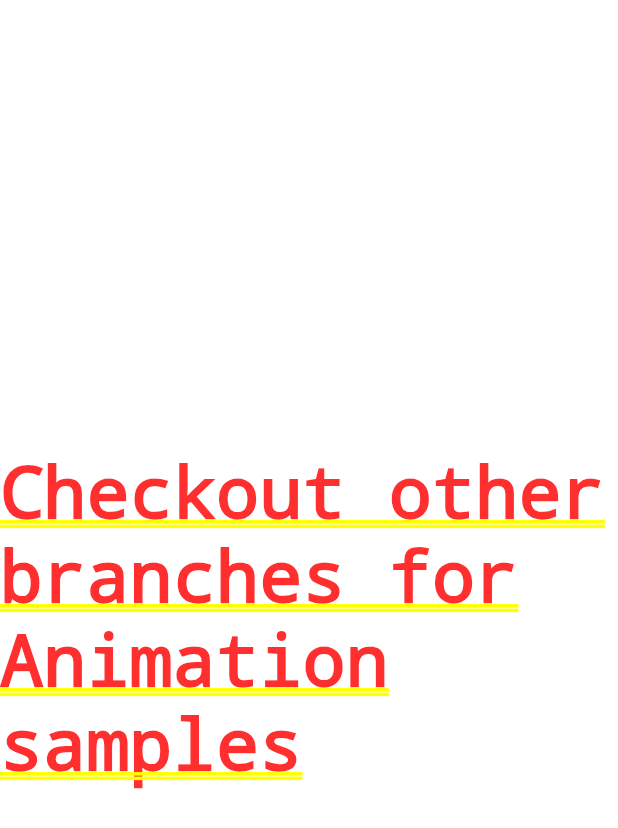
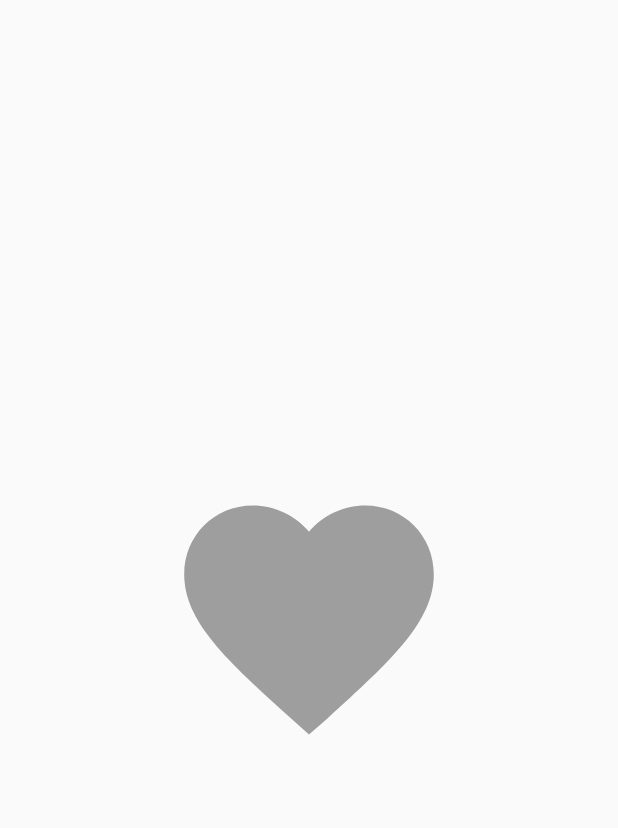
Before and after one commit to Amrit0786/FlutterAnimation, a Flutter app: the screen it shows after launch, on a phone screen of 412 x 824 dp. Shown: the top 828 px of the screen. Run offline on Flutter 3.47's test engine with Material 2 defaults, Android fonts, the phone set to English and light mode, and no system bars.

Commit message:
Using animation controller to change color and size of icon button in which icon is heart which appears to be beating on pressing.

```diff
--- /dev/null
+++ b/lib/explicit_animation.dart
@@ -0,0 +1,76 @@
+import 'package:flutter/material.dart';
+
+class ExplicitAnimation extends StatefulWidget {
+  @override
+  _ExplicitAnimationState createState() => _ExplicitAnimationState();
+}
+
+class _ExplicitAnimationState extends State<ExplicitAnimation>
+    with SingleTickerProviderStateMixin {
+  AnimationController animationController;
+  Animation colorAnimation;
+  Animation sizeAnimation;
+  bool isFav = false;
+
+  @override
+  void initState() {
+    super.initState();
+    animationController = AnimationController(
+      duration: Duration(milliseconds: 200),
+      vsync: this,
+    );
+
+    colorAnimation = ColorTween(begin: Colors.grey, end: Colors.red)
+        .animate(animationController);
+
+    sizeAnimation = TweenSequence([
+      TweenSequenceItem(
+        tween: Tween<double>(begin: 200, end: 300),
+        weight: 50,
+      ),
+      TweenSequenceItem(
+        tween: Tween<double>(begin: 300, end: 200),
+        weight: 50,
+      ),
+    ]).animate(animationController);
+
+    animationController.addStatusListener((status) {
+      if (status == AnimationStatus.dismissed) {
+        setState(() {
+          isFav = false;
+        });
+      }
+      if (status == AnimationStatus.completed) {
+        setState(() {
+          isFav = true;
+        });
+      }
+    });
+  }
+
+  @override
+  Widget build(BuildContext context) {
+    return Scaffold(
+      body: Center(
+        child: AnimatedBuilder(
+          animation: animationController,
+          builder: (context, _) {
+            return IconButton(
+              padding: EdgeInsets.zero,
+              iconSize: sizeAnimation.value,
+              icon: Icon(
+                Icons.favorite,
+                color: colorAnimation.value,
+              ),
+              onPressed: () {
+                isFav
+                    ? animationController.reverse()
+                    : animationController.forward();
+              },
+            );
+          },
+        ),
+      ),
+    );
+  }
+}
--- a/lib/main.dart
+++ b/lib/main.dart
@@ -1,4 +1,5 @@
 import 'package:flutter/material.dart';
+import 'package:flutter_animation/explicit_animation.dart';
 
 void main() {
   runApp(MyApp());
@@ -13,11 +14,7 @@ class MyApp extends StatelessWidget {
         primarySwatch: Colors.blue,
         visualDensity: VisualDensity.adaptivePlatformDensity,
       ),
-      home: Center(
-        child: Text(
-          "Checkout other branches for Animation samples",
-        ),
-      ),
+      home: ExplicitAnimation(),
     );
   }
 }
```
